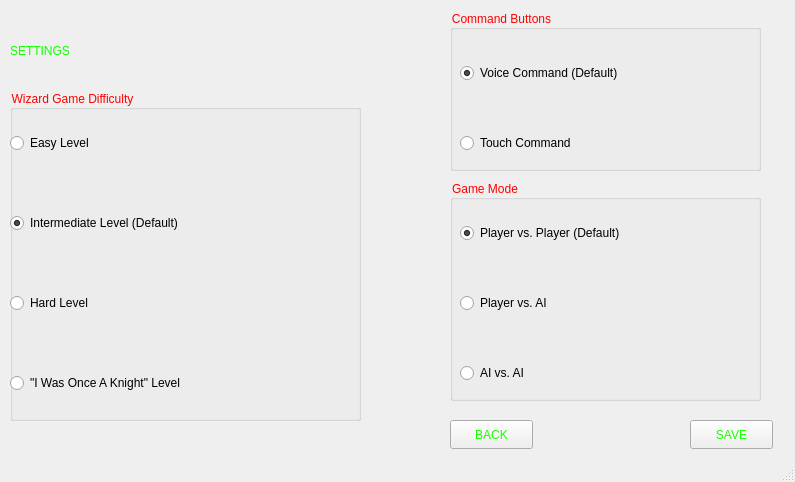
Qt form embeddings/mainwindow.ui (acm-ucr/wizard-chess) before a commit.
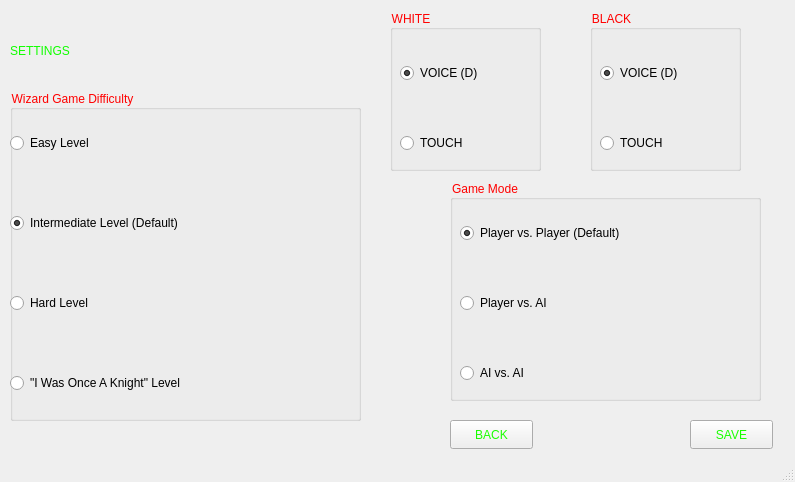
The same form after that commit. The open tabs and pages were chosen to show the change.

What changed in the file:
```diff
--- a/embeddings/mainwindow.ui
+++ b/embeddings/mainwindow.ui
@@ -3197,12 +3197,12 @@
        <string>SAVE</string>
       </property>
      </widget>
-     <widget class="QGroupBox" name="groupBox">
+     <widget class="QGroupBox" name="groupBox_5">
       <property name="geometry">
        <rect>
-        <x>450</x>
+        <x>390</x>
         <y>10</y>
-        <width>311</width>
+        <width>151</width>
         <height>161</height>
        </rect>
       </property>
@@ -3211,14 +3211,14 @@
 font: 15pt &quot;Times New Roman&quot;;</string>
       </property>
       <property name="title">
-       <string>Command Buttons</string>
+       <string>WHITE</string>
       </property>
-      <widget class="QRadioButton" name="voiceCommand">
+      <widget class="QRadioButton" name="WvoiceCommand">
        <property name="geometry">
         <rect>
          <x>10</x>
          <y>50</y>
-         <width>301</width>
+         <width>141</width>
          <height>26</height>
         </rect>
        </property>
@@ -3228,18 +3228,18 @@
 </string>
        </property>
        <property name="text">
-        <string>Voice Command (Default)</string>
+        <string>VOICE (D)</string>
        </property>
        <property name="checked">
         <bool>true</bool>
        </property>
       </widget>
-      <widget class="QRadioButton" name="touchCommand">
+      <widget class="QRadioButton" name="WtouchCommand">
        <property name="geometry">
         <rect>
          <x>10</x>
          <y>120</y>
-         <width>211</width>
+         <width>121</width>
          <height>26</height>
         </rect>
        </property>
@@ -3249,7 +3249,7 @@
 </string>
        </property>
        <property name="text">
-        <string>Touch Command</string>
+        <string>TOUCH</string>
        </property>
       </widget>
      </widget>
@@ -3436,6 +3436,62 @@
        </property>
       </widget>
      </widget>
+     <widget class="QGroupBox" name="groupBox_6">
+      <property name="geometry">
+       <rect>
+        <x>590</x>
+        <y>10</y>
+        <width>151</width>
+        <height>161</height>
+       </rect>
+      </property>
+      <property name="styleSheet">
+       <string notr="true">color: rgb(255, 0, 0);
+font: 15pt &quot;Times New Roman&quot;;</string>
+      </property>
+      <property name="title">
+       <string>BLACK</string>
+      </property>
+      <widget class="QRadioButton" name="BvoiceCommand_5">
+       <property name="geometry">
+        <rect>
+         <x>10</x>
+         <y>50</y>
+         <width>141</width>
+         <height>26</height>
+        </rect>
+       </property>
+       <property name="styleSheet">
+        <string notr="true">color: rgb(0, 0, 0);
+font: 15pt &quot;Times New Roman&quot;;
+</string>
+       </property>
+       <property name="text">
+        <string>VOICE (D)</string>
+       </property>
+       <property name="checked">
+        <bool>true</bool>
+       </property>
+      </widget>
+      <widget class="QRadioButton" name="BtouchCommand">
+       <property name="geometry">
+        <rect>
+         <x>10</x>
+         <y>120</y>
+         <width>121</width>
+         <height>26</height>
+        </rect>
+       </property>
+       <property name="styleSheet">
+        <string notr="true">color: rgb(0, 0, 0);
+font: 15pt &quot;Times New Roman&quot;;
+</string>
+       </property>
+       <property name="text">
+        <string>TOUCH</string>
+       </property>
+      </widget>
+     </widget>
     </widget>
     <widget class="QWidget" name="About">
      <widget class="QLabel" name="label_25">
```
Left out of the diff: 30 changed lines with no effect on the pictures.
